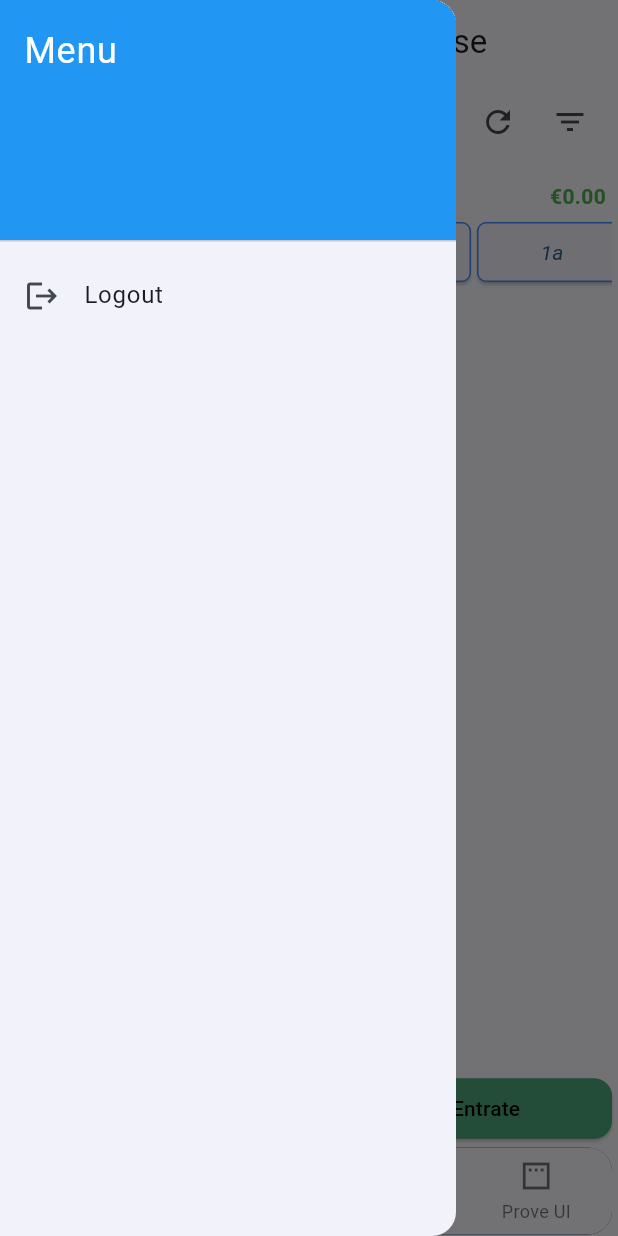
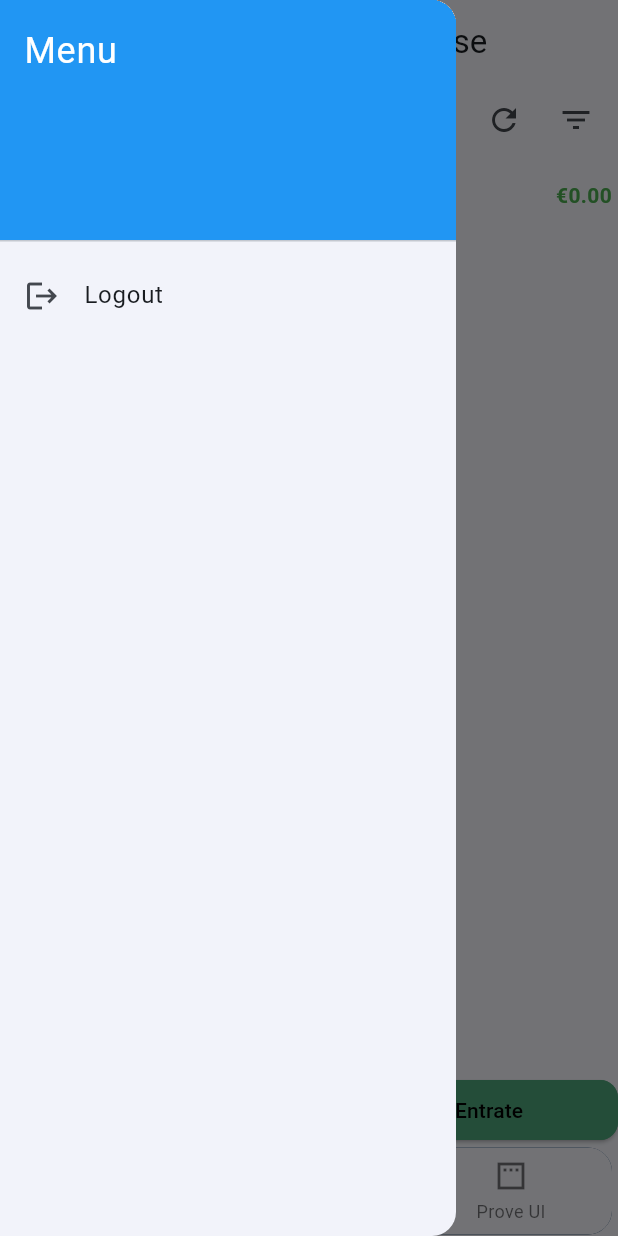
Before and after one commit to francescobruschetti/Billi, a Flutter app: the MainScaffold screen opened directly, with the side drawer open, on a phone screen of 412 x 824 dp. Run offline on Flutter 3.47's test engine with Material 3 defaults, Android fonts, the phone set to English and light mode, and no system bars; our stand-ins replace dropdown_search, flutter_riverpod, supabase_flutter; accounts and stored records are empty.

Commit message:
Updated home_page to use Provider

```diff
--- a/lib/main.dart
+++ b/lib/main.dart
@@ -35,14 +35,21 @@ class BillyApp extends StatefulWidget {
     _BillyAppState? state = context.findAncestorStateOfType<_BillyAppState>();
     state?.changeLocale(locale);
   }
+
+  static String getCurrentLanguage(BuildContext context) {
+    _BillyAppState? state = context.findAncestorStateOfType<_BillyAppState>();
+    return state?.currentLanguage ?? 'en';
+  }
 }
 
 class _BillyAppState extends State<BillyApp> {
-  Locale _locale = const Locale('en');
+  String currentLanguage = 'en';
+  late Locale _locale = Locale(currentLanguage);
 
   void changeLocale(Locale locale) {
     setState(() {
       _locale = locale;
+      currentLanguage = locale.languageCode;
     });
   }
 
--- a/lib/models/group_transaction_model.dart
+++ b/lib/models/group_transaction_model.dart
@@ -37,11 +37,6 @@ class GroupTransactionModel {
     required this.updatedAt,
   });
 
-  // TODO: Not working
-  // // Note: Generated by command: flutter pub run build_runner build
-  // factory GroupTransactionModel.fromJson(Map<String, dynamic> json) => _$GroupTransactionModelFromJson(json);
-  // Map<String, dynamic> toJson() => _$GroupTransactionModelToJson(this);
-
   factory GroupTransactionModel.fromMap(Map<String, dynamic> map) {
     return GroupTransactionModel(
       id: map['id'],
--- a/lib/pages/group/groups_page.dart
+++ b/lib/pages/group/groups_page.dart
@@ -49,6 +49,7 @@ class _GroupsPageState extends ConsumerState<GroupsPage> {
           return Column(
             children: [
               _buildSearchBar(),
+
               Expanded(child: _buildList(filtered)),
             ],
           );
@@ -121,4 +122,5 @@ class _GroupsPageState extends ConsumerState<GroupsPage> {
       )),
     );
   }
+
 }
--- a/lib/pages/home_page.dart
+++ b/lib/pages/home_page.dart
@@ -1,11 +1,14 @@
 import 'package:Billy/constants.dart';
 import 'package:Billy/enums/transaction_type_enum.dart';
 import 'package:Billy/models/balance_details_model.dart';
+import 'package:Billy/models/transaction_model.dart';
 import 'package:Billy/pages/transaction/transaction_page.dart';
+import 'package:Billy/providers/transaction_provider.dart';
 import 'package:Billy/utils/group_transactions_util.dart';
 import 'package:Billy/widgets/components/balance_bar_widget.dart';
 import 'package:Billy/widgets/components/custom_icon_widget.dart';
 import 'package:flutter/material.dart';
+import 'package:flutter_riverpod/flutter_riverpod.dart';
 import 'package:logging/logging.dart';
 import 'package:Billy/enums/time_filter_enum.dart';
 import 'package:Billy/widgets/components/custom_button_widget.dart';
@@ -14,32 +17,37 @@ import 'package:Billy/widgets/components/loading_scaffold.dart';
 import 'package:Billy/widgets/components/time_filter_widget.dart';
 import '../services/transaction_service.dart';
 
-class HomePage extends StatefulWidget {
+class HomePage extends ConsumerStatefulWidget {
   const HomePage({super.key});
 
   @override
-  State<HomePage> createState() => _HomePageState();
+  ConsumerState<HomePage> createState() => _HomePageState();
 }
 
-class _HomePageState extends State<HomePage> {
+class _HomePageState extends ConsumerState<HomePage> {
   final Logger log = Logger('HomePage');
   final TransactionService service = TransactionService();
   final ScrollController _scrollController = ScrollController();
-
-  late Future<List<Map<String, dynamic>>> transactionsFuture;
-  List<Map<String, dynamic>> allTransactions = [];
-  late BalanceDetailsModel _balanceDetails;
+  late BalanceDetailsModel _balanceDetails = BalanceDetailsModel(totalBalance: 0, totalExpenses: 0, totalIncomes: 0);
 
   int _currentPage = 0;
   final int _pageSize = 50;
   bool _isLoading = false;
   bool _hasMore = true;
+  bool _showFilters = false;
 
   @override
   void initState() {
     super.initState();
     _scrollController.addListener(_onScroll);
-    _loadTransactions(reset: true);
+
+    setState(() {
+      _isLoading = false;
+      _hasMore = true;
+      _showFilters = false;
+    });
+
+    // TODO: x: _loadTransactions(reset: true);
   }
 
   @override
@@ -49,8 +57,10 @@ class _HomePageState extends State<HomePage> {
     super.dispose();
   }
 
-  void _filterTransactions({bool reset = false}) async {
-    // TODO: da implementare filtro spese
+  void _filterTransactions({bool reset = false}) {
+    setState(() {
+      _showFilters = !_showFilters;
+    });
   }
 
   void _filterTimeTransactions({required TimeFilterEnum filter}) async {
@@ -69,36 +79,38 @@ class _HomePageState extends State<HomePage> {
     }
   }
 
-  Future<void> _loadTransactions({bool reset = false}) async {
-    if (_isLoading) return;
-    if (mounted) {
-      setState(() {
-        _isLoading = true;
-      });
-    }
-    if (reset) {
-      _currentPage = 0;
-      _hasMore = true;
-      allTransactions.clear();
-    }
-    transactionsFuture = service.fetchLatestPersonalTransactions(pageIndex: _currentPage, pageSize: _pageSize);
-    final result = await transactionsFuture;
+  // TODO: x:
+  // Future<void> _loadTransactions({bool reset = false}) async {
+  //   if (_isLoading) return;
+  //   if (mounted) {
+  //     setState(() {
+  //       _isLoading = true;
+  //     });
+  //   }
+  //   if (reset) {
+  //     _currentPage = 0;
+  //     _hasMore = true;
+  //     allTransactions.clear();
+  //   }
 
-    if (mounted) {
-      setState(() {
-        if (reset) {
-          allTransactions = result;
-        }
-        else {
-          allTransactions.addAll(result);
-        }
-        _balanceDetails = GroupTransactionsUtil.computeBalance(allTransactions);
-        _isLoading = false;
-        _hasMore = result.length == _pageSize;
-        if (_hasMore) _currentPage++;
-      });
-    }
-  }
+  //   Future<List<Map<String, dynamic>>> transactionsFuture = service.fetchLatestPersonalTransactions(pageIndex: _currentPage, pageSize: _pageSize);
+  //   final result = await transactionsFuture;
+
+  //   if (mounted) {
+  //     setState(() {
+  //       if (reset) {
+  //         allTransactions = result;
+  //       }
+  //       else {
+  //         allTransactions.addAll(result);
+  //       }
+  //       _balanceDetails = GroupTransactionsUtil.computeBalance(allTransactions);
+  //       _isLoading = false;
+  //       _hasMore = result.length == _pageSize;
+  //       if (_hasMore) _currentPage++;
+  //     });
+  //   }
+  // }
 
   void _navigateToTransactionPage({required TransactionTypeEnum transactionType, required bool isEditAllowed}) async {
     await Navigator.push(
@@ -107,7 +119,7 @@ class _HomePageState extends State<HomePage> {
     )
     .then((result) {
       if (result == true) {
-        _loadTransactions(reset: true);
+        // TODO: x: _loadTransactions(reset: true);
       }
     });
   }
@@ -117,20 +129,50 @@ class _HomePageState extends State<HomePage> {
     final maxScroll = _scrollController.position.maxScrollExtent;
     final currentScroll = _scrollController.position.pixels;
     if (currentScroll >= maxScroll) {
-      _loadTransactions();
+      // TODO: x: _loadTransactions();
     }
   }
 
   @override
   Widget build(BuildContext context) {
+    final transactionsState = ref.watch(transactionProvider);
+
     return Scaffold(
       // debug UI: backgroundColor: Colors.orange,
-      body: Padding(
-        padding: const EdgeInsets.only(top: AppConstants.rowVerticalPadding, left: AppConstants.rowHorizontalPadding, right: AppConstants.rowHorizontalPadding, bottom: AppConstants.rowVerticalPadding),
-        child: Column(
+      body: transactionsState.when(
+        loading: () => const Center(child: CircularProgressIndicator()),
+        error: (err, _) => Center(child: Text("Errore: $err")),
+        data: (transactions) {
+
+          // TODO: x: return Padding(
+          // TODO: x:   padding: const EdgeInsets.only(top: AppConstants.rowVerticalPadding, left: AppConstants.rowHorizontalPadding, right: AppConstants.rowHorizontalPadding, bottom: AppConstants.rowVerticalPadding),
+          // TODO: x:     child: Column(
+          return Column(
               children: [
                 // Page Header
-            Container(
+                _pageHeader(transactions),
+
+                _pageHeaderSubtitle(),
+
+                // Page Header "subtitle" animata
+                _animatedTimeFilters(),
+
+                // Page Content
+                _buildPageContent(transactions),
+
+                // Page footer
+                const SizedBox(height: AppConstants.rowVerticalPadding),
+                _footer(),
+              ],
+          // TODO: x:  )
+          );
+        }
+      ),
+    );
+  }
+
+  Widget _pageHeader(List<Map<String, dynamic>> transactions) {
+    return Container(
       // debug UI: color: Colors.green,
       padding: const EdgeInsets.symmetric(horizontal: AppConstants.rowHorizontalPadding, vertical: AppConstants.zeroPadding),
       child: Row(
@@ -138,7 +180,7 @@ class _HomePageState extends State<HomePage> {
         children: [
           Expanded(
             child: SelectableText(
-                      'Saldo (${allTransactions.length}): ${_balanceDetails.totalBalance}€',
+              'Saldo (${transactions.length}): ${_balanceDetails.totalBalance}€',
               style: Theme.of(context).textTheme.headlineSmall,
             ),
           ),
@@ -146,7 +188,7 @@ class _HomePageState extends State<HomePage> {
           IconButton(
             icon: const Icon(Icons.refresh),
             tooltip: 'Aggiorna',
-                    onPressed: () => _loadTransactions(reset: true),
+            onPressed: () => ref.read(transactionProvider.notifier).refresh() // TODO: x: _loadTransactions(reset: true),
           ),
           IconButton(
             icon: const Icon(Icons.filter_list),
@@ -155,30 +197,53 @@ class _HomePageState extends State<HomePage> {
           ),
         ],
       ),
-            ),
+    );
+  }
 
-            Container(
+  Widget _pageHeaderSubtitle() {
+    return Container(
       // debug UI: color: Colors.red,
       padding: const EdgeInsets.symmetric(horizontal: AppConstants.zeroPadding, vertical: AppConstants.rowVerticalPadding),
       child: BalanceBarWidget(totalBalance: _balanceDetails.totalBalance, totalExpenses: _balanceDetails.totalExpenses, totalIncomes: _balanceDetails.totalIncomes)
+    );
+  }
+
+  Widget _animatedTimeFilters() {
+    return AnimatedSwitcher(
+      duration: const Duration(milliseconds: 300),
+      transitionBuilder: (child, animation) => FadeTransition(
+        opacity: animation,
+        child: SizeTransition(
+          sizeFactor: animation,
+          axis: Axis.vertical,
+          child: child,
         ),
-
-            // Page Header "subtitle"
-            Container(
-              // debug UI: color: Colors.red,
+      ),
+      child: _showFilters
+        ? Container(
+            key: const ValueKey('filters'),
             padding: const EdgeInsets.symmetric(horizontal: AppConstants.zeroPadding, vertical: AppConstants.rowVerticalPadding),
             child: TimeFilterWidget(
-                timeFilters: [ TimeFilterEnum.ONE_DAY, TimeFilterEnum.ONE_WEEK, TimeFilterEnum.ONE_MONTH, TimeFilterEnum.ONE_YEAR ],
+              timeFilters: [
+                TimeFilterEnum.ONE_DAY,
+                TimeFilterEnum.ONE_WEEK,
+                TimeFilterEnum.ONE_MONTH,
+                TimeFilterEnum.ONE_YEAR
+              ],
               onPressed: (filter) => _filterTimeTransactions(filter: filter),
             ),
-            ),
+          )
+        : const SizedBox.shrink(key: ValueKey('nofilters')),
+    );
+  }
 
-            // Page Content
-            Expanded(
+  Widget _buildPageContent(List<Map<String, dynamic>> transactions) {
+    return Expanded(
       child:
-                _isLoading
+        _buildList(transactions),
+        /* TODO: x:_isLoading
         ? const LoadingScaffold(message: 'Caricamento spese...')
-                : allTransactions.isEmpty
+        : transactions.isEmpty
           ? const Center(child: Text('Nessuna spesa presente'))
           : NotificationListener<ScrollNotification>(
               onNotification: (scrollNotification) {
@@ -188,41 +253,46 @@ class _HomePageState extends State<HomePage> {
                 return false;
               },
               child: RefreshIndicator(
-                        onRefresh: () => _loadTransactions(reset: true),
-                        child: ListView.builder(
-                          controller: _scrollController,
-                          physics: const AlwaysScrollableScrollPhysics(),
-                          itemCount: allTransactions.length + (_isLoading ? 1 : 0),
-                          itemBuilder: (context, index) {
-                            if (index >= allTransactions.length) {
-                              return const Padding(
-                                padding: EdgeInsets.symmetric(vertical: 16),
-                                child: Center(child: Text('Carico altre spese...')),
+                onRefresh: () => ref.read(transactionProvider.notifier).refresh(), // TODO: x: _loadTransactions(reset: true),
+                child: _buildList(transactions),
+              ),
+            ),
+        */
     );
   }
-                            final e = allTransactions[index];
-                            final formattedDateTime = _formatDateTime(e['updated_at'] ?? '');
-                            final totalAmount = double.tryParse(e['total_amount']?.toString() ?? '0') ?? 0;
-                            final merchant = e['merchant'] ?? {};
-                            final category = e['category'] ?? {};
+
+   Widget _buildList(List<Map<String, dynamic>> transactions) {
+    if (transactions.isEmpty) {
+      return const Center(child: Text('Nessuna spesa trovata'));
+    }
+
+    return RefreshIndicator(
+      onRefresh: () => ref.read(transactionProvider.notifier).refresh(), // TODO: x: _loadTransactions(reset: true),
+      child: ListView.builder(
+        itemCount: transactions.length,
+        itemBuilder: (context, index) => _buildTransactionTile(transactions[index]),
+      ),
+    );
+  }
+
+  Widget _buildTransactionTile(Map<String, dynamic> transactions) {
+    final formattedDateTime = _formatDateTime(transactions['updated_at'] ?? '');
+    final totalAmount = double.tryParse(transactions['total_amount']?.toString() ?? '0') ?? 0;
+    final merchant = transactions['merchant'] ?? {};
+    final category = transactions['category'] ?? {};
 
     return TransactionCardWidget(
       merchantName: merchant['name'],
       categoryName: category['name'],
       formattedDateTime: formattedDateTime,
       totalAmount: totalAmount,
-                              transactionType: TransactionTypeEnumExtension.fromValue(e['transaction_type']),
-                              note: e['note'],
+      transactionType: TransactionTypeEnumExtension.fromValue(transactions['transaction_type']),
+      note: transactions['note'],
     );
-                          },
-                        ),
-                      ),
-                    ),
-            ),
+  }
 
-            // Page footer
-            const SizedBox(height: AppConstants.rowVerticalPadding),
-            Container(
+  Widget _footer() {
+    return Container(
       // debug UI: color: Colors.red,
       padding: const EdgeInsets.symmetric(horizontal: AppConstants.zeroPadding, vertical: AppConstants.zeroPadding),
       child: Row(
@@ -251,10 +321,6 @@ class _HomePageState extends State<HomePage> {
           ),
         ],
       ),
-            ),
-          ],
-        )
-      ),
     );
   }
 }
--- a/lib/widgets/main_scaffold.dart
+++ b/lib/widgets/main_scaffold.dart
@@ -1,6 +1,5 @@
 import 'package:Billy/constants.dart';
-import 'package:Billy/pages/favorites_page.dart';
-import 'package:Billy/pages/group/group_page_provder.dart';
+import 'package:Billy/pages/ui_prove_page.dart';
 import 'package:flutter/material.dart';
 import '../pages/home_page.dart';
 import '../pages/group/groups_page.dart';
@@ -19,8 +18,7 @@ class _MainScaffoldState extends State<MainScaffold> {
   final _pages = const [ // *Note: queste sono le pagine che verranno mostrate nel body del main_scaffold (items: const [...])*
     HomePage(),
     GroupsPage(),
-    GroupsPageProvider(),
-    FavoritesPage(),
+    UIProvePage(),
   ];
 
   @override
@@ -81,13 +79,9 @@ class _MainScaffoldState extends State<MainScaffold> {
                   label: 'Gruppi',
                 ),
                 BottomNavigationBarItem(
-                  icon: Icon(Icons.group),
-                  label: 'GruppiProvider',
-                ),
-                BottomNavigationBarItem(
                   icon: Icon(Icons.padding),
                   label: 'Prove UI',
-                )
+                ),
               ],
             ),
           ),
```
Also changed, not shown: lib/models/transaction_model.dart (+8 -0 lines), lib/pages/group/create_group_page.dart (deleted, +0 -55 lines), lib/pages/group/group_page_provder.dart (deleted, +0 -46 lines), lib/pages/group/group_transactions.dart (+7 -15 lines), lib/pages/profile_page.dart (deleted, +0 -12 lines), lib/pages/search_page.dart (deleted, +0 -107 lines), lib/pages/transaction/transaction_group_page.dart (+7 -10 lines), lib/pages/transaction/transaction_page.dart (+5 -9 lines), lib/pages/ui_prove_page.dart (renamed from lib/pages/favorites_page.dart, +12 -6 lines), lib/providers/transaction_provider.dart (added, +50 -0 lines), lib/services/transaction_service.dart (+13 -78 lines). Lines whose indentation alone changed are shown as unchanged.
